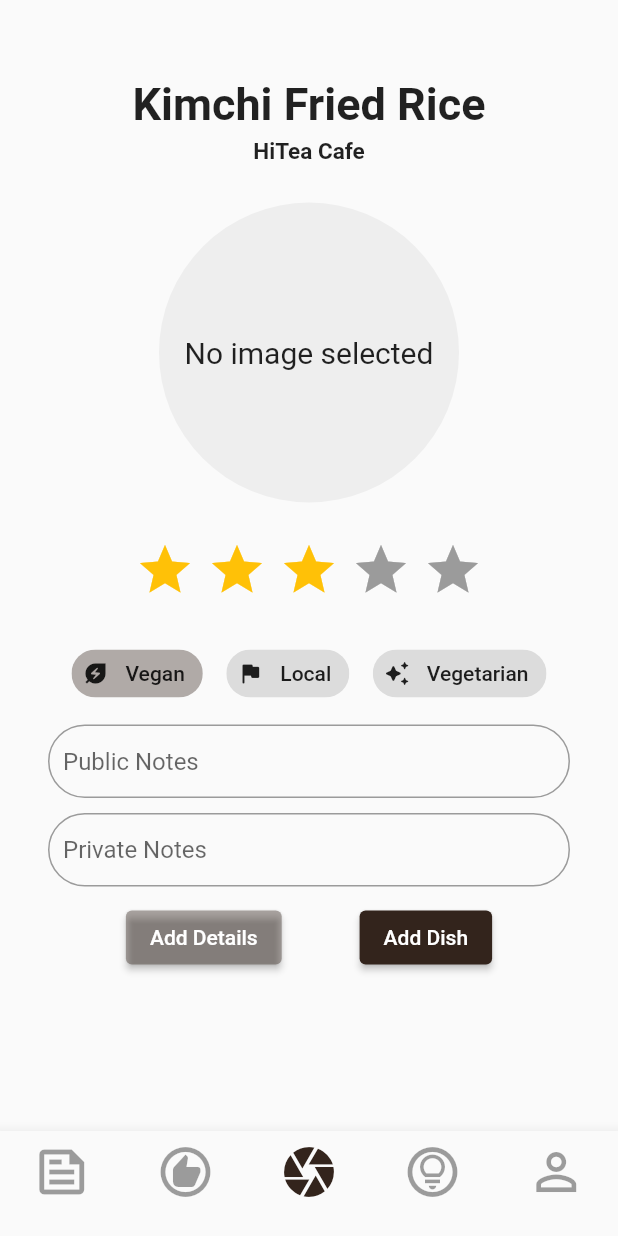
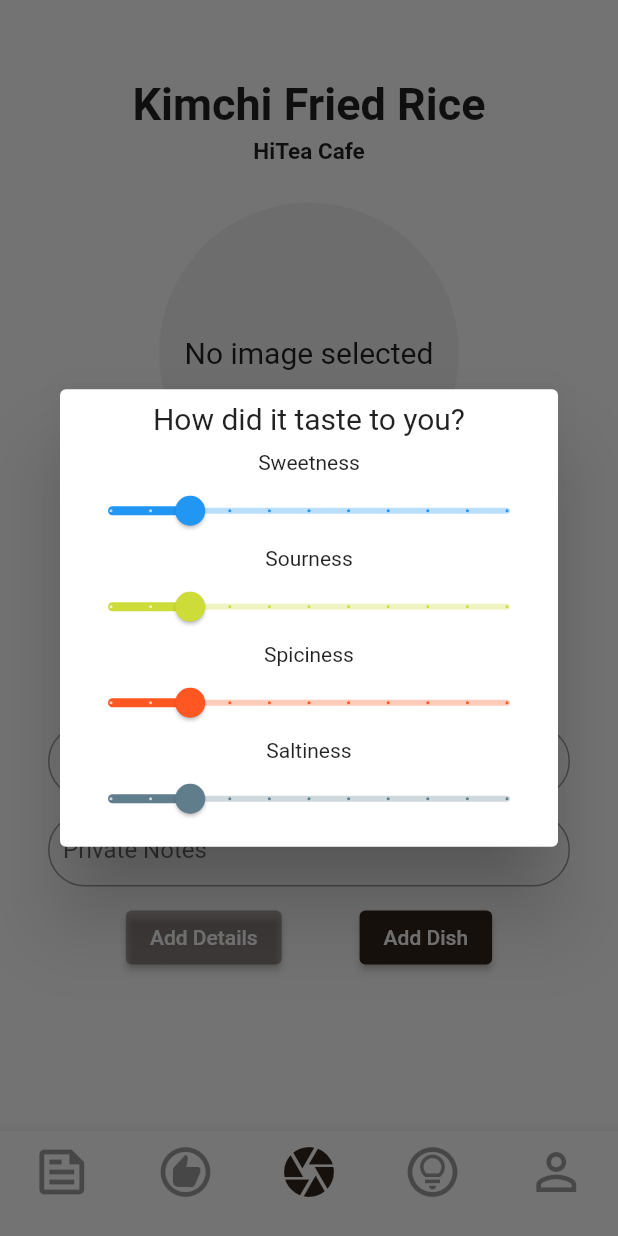
Before and after one commit to TaDish-App/TaDish, a Flutter app: the HomeView screen opened by its route, item 3 of the bottom bar chosen, after a tap on "Add Details", on a phone screen of 412 x 824 dp. Run offline on Flutter 3.47's test engine with Material 2 defaults, Android fonts, the phone set to English and light mode, and no system bars; drawn by our look-alikes of flutter_rating_bar; our stand-ins replace confetti, flutter_fortune_wheel, image_cropper, image_picker.

Commit message:
#10 Modal w/multiple sliders

```diff
--- /dev/null
+++ b/tadish/lib/components/slider.dart
@@ -0,0 +1,36 @@
+import 'package:flutter/material.dart';
+
+class SliderExample extends StatefulWidget {
+  const SliderExample({super.key, required this.color});
+  final MaterialColor color;
+
+  @override
+  State<SliderExample> createState() => _SliderExampleState(color);
+}
+
+class _SliderExampleState extends State<SliderExample> {
+  double _currentSliderValue = 20;
+  MaterialColor color;
+
+  _SliderExampleState(this.color) {
+    color = color;
+  }
+
+  @override
+  Widget build(BuildContext context) {
+    return Slider(
+        value: _currentSliderValue,
+        max: 100,
+        divisions: 10,
+        label: _currentSliderValue.round().toString(),
+        activeColor: color,
+        inactiveColor: color.shade100,
+        thumbColor: color,
+        onChanged: (double value) {
+          setState(() {
+            _currentSliderValue = value;
+          });
+        },
+    );
+  }
+}
--- a/tadish/lib/pages/home/bodies/add_dish_form/camera_body_view.dart
+++ b/tadish/lib/pages/home/bodies/add_dish_form/camera_body_view.dart
@@ -1,6 +1,8 @@
 import 'package:flutter/material.dart';
 import 'package:flutter_rating_bar/flutter_rating_bar.dart';
+import 'package:path/path.dart';
 import '../../../../components/circle_image_selector.dart';
+import '../../../../components/slider.dart';
 import '../../../../components/star_confetti.dart';
 
 /// Displays a list of Gardens.
@@ -140,7 +142,37 @@ class CameraBodyViewState extends State<CameraBodyView> {
                       backgroundColor:
                           Theme.of(context).primaryColor.withAlpha(98),
                     ),
-                    onPressed: () {},
+                    onPressed: () {
+                      showDialog<String>(
+                        context: context,
+                        builder: (BuildContext context) => const Dialog(
+                          child: Padding(
+                            padding: EdgeInsets.all(8.0),
+                            child: Column(
+                              mainAxisSize: MainAxisSize.min,
+                              mainAxisAlignment: MainAxisAlignment.center,
+                              children: <Widget>[
+                                Text(
+                                    textAlign: TextAlign.center,
+                                    style: TextStyle(fontSize: 20),
+                                    "How did it taste to you?"),
+                                SizedBox(
+                                  height: 10,
+                                ),
+                                Text("Sweetness"),
+                                SliderExample(color: Colors.blue),
+                                Text("Sourness"),
+                                SliderExample(color: Colors.lime),
+                                Text("Spiciness"),
+                                SliderExample(color: Colors.deepOrange),
+                                Text("Saltiness"),
+                                SliderExample(color: Colors.blueGrey),
+                              ],
+                            ),
+                          ),
+                        ),
+                      );
+                    },
                     child: const Text('Add Details'),
                   ),
                   ElevatedButton(
```
